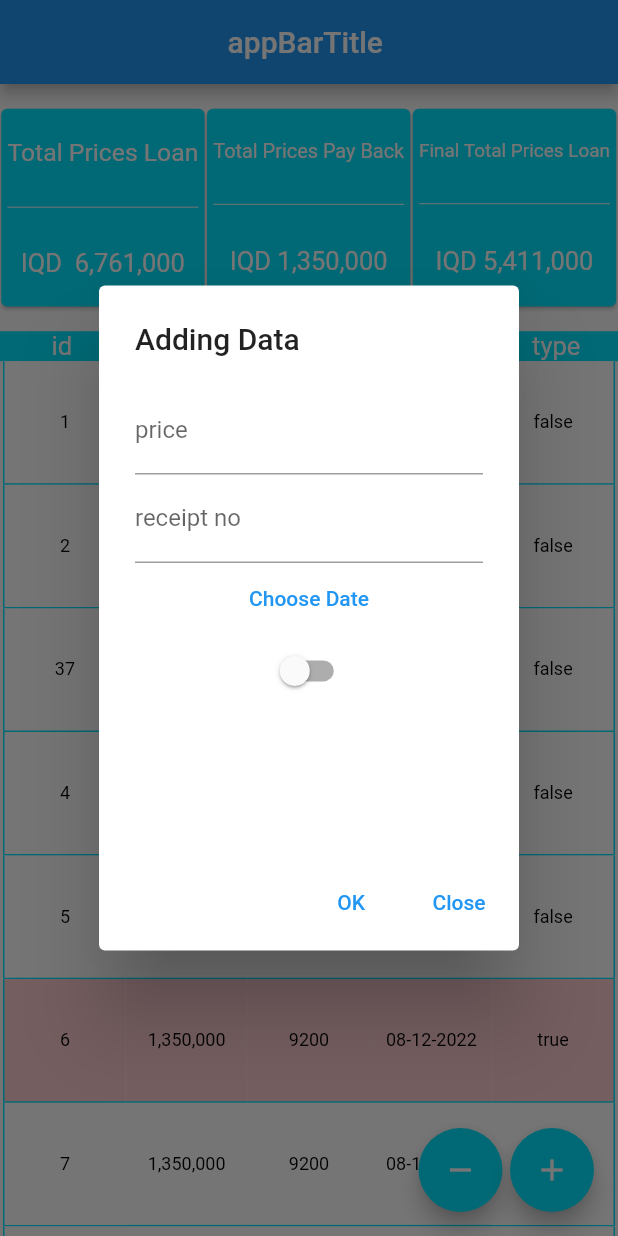
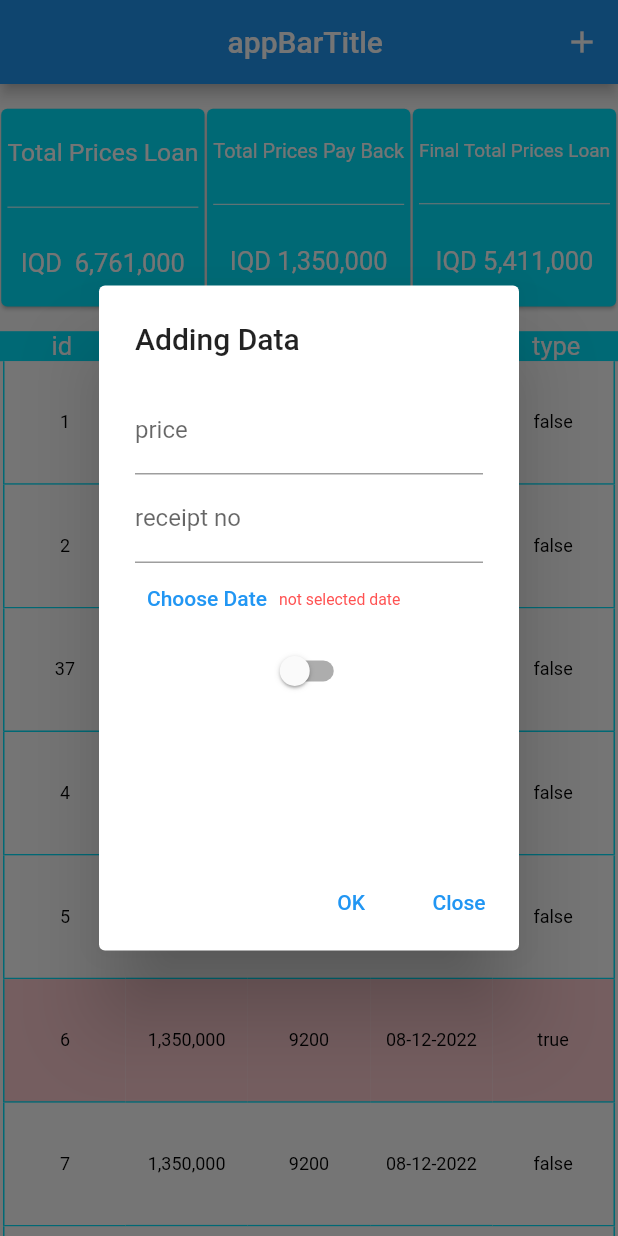
Before and after one commit to Mohamed-173/czCalculater, a Flutter app: the screen it shows after launch, after a tap on the "add" icon, on a phone screen of 412 x 824 dp. Run offline on Flutter 3.47's test engine with Material 2 defaults, Android fonts, the phone set to English and light mode, and no system bars; our stand-ins replace get.

Commit message:
v 0.0.9.9

```diff
--- a/lib/constant/const.dart
+++ b/lib/constant/const.dart
@@ -28,96 +28,62 @@ List<Map<String, dynamic>> calModel = [
     "price": 205000,
     "receipt": 9075,
     "date": now,
-    "type": false,
+    "type": "false",
   },
   {
     "id": 2,
     "price": 206000,
     "receipt": 9085,
     "date": now,
-    "type": false,
+    "type": "false",
   },
   {
     "id": 37,
     "price": 250000,
     "receipt": 9095,
     "date": now,
-    "type": false,
+    "type": "false",
   },
   {
     "id": 4,
     "price": 700000,
     "receipt": 9105,
     "date": now,
-    "type": false,
+    "type": "false",
   },
   {
     "id": 5,
     "price": 1350000,
     "receipt": 9200,
     "date": now,
-    "type": false,
+    "type": "false",
   },
   {
     "id": 6,
     "price": 1350000,
     "receipt": 9200,
     "date": now,
-    "type": true,
+    "type": "true",
   },
   {
     "id": 7,
     "price": 1350000,
     "receipt": 9200,
     "date": now,
-    "type": false,
+    "type": "false",
   },
   {
     "id": 8,
     "price": 1350000,
     "receipt": 9200,
     "date": now,
-    "type": false,
+    "type": "false",
   },
   {
     "id": 9,
     "price": 1350000,
     "receipt": 9200,
     "date": now,
-    "type": false,
+    "type": "false",
   },
 ];
-// var tmp = calModel;
-// void sor() {
-  //  tmp = calModel.sort((a, b) {
-  //   var adate = a['date']; //before -> var adate = a.expiry;
-  //   var bdate = b['date']; //var bdate = b.expiry;
-  //   return -adate.compareTo(bdate);
-  // });
-  // tmp = calModel as List<Map<String, dynamic>>;
-
-  // tmp.sort((a, b) {
-  //   var adate = a['price']; //before -> var adate = a.expiry;
-  //   var bdate = b['price']; //var bdate = b.expiry;
-  //   return -adate.compareTo(bdate);
-  // });
-//   for (final i in tmp) {
-//     print(i["price"]);
-//   }
-// }
-
-// List<int> totalPrices = [];
-// int sumer = 0;
-
-// // void sumPrice() {
-// //   for (final i in tmp) {
-// //     if (i["type"] == false) {
-// //       totalPrices.add(i["price"]);
-// //     }
-// //   }
-//   print(totalPrices);
-//   for (int x = 0; x < totalPrices.length; x++) {
-//     sumer = sumer + totalPrices[x];
-//   }
-//   print(sumer);
-// }
--- a/lib/controllers/calculator_controller.dart
+++ b/lib/controllers/calculator_controller.dart
@@ -1,8 +1,8 @@
 // import 'dart:js';
-import 'dart:math';
+// import 'dart:math';
 
 import 'package:czcalculator/constant/const.dart';
-import 'package:flutter/cupertino.dart';
+
 import 'package:flutter/material.dart';
 import 'package:get/get.dart';
 import 'package:intl/intl.dart';
@@ -20,27 +20,30 @@ class CalculatorController extends GetxController {
   double get finalTotalPriceLoan => _finalTotalPriceLoan;
 
   // just list of every reciept
-  RxList<Map<String, dynamic>> _tmp = RxList<Map<String, dynamic>>();
+  final RxList<Map<String, dynamic>> _tmp = RxList<Map<String, dynamic>>();
   RxList<Map<String, dynamic>> get tmp => _tmp;
   //
-  TextEditingController _priceController = TextEditingController();
+  final TextEditingController _priceController = TextEditingController();
   TextEditingController get priceController => _priceController;
 
   //
-  TextEditingController _receiptController = TextEditingController();
+  final TextEditingController _receiptController = TextEditingController();
   TextEditingController get receiptController => _receiptController;
 
   //
-  TextEditingController _dateController = TextEditingController();
+  final TextEditingController _dateController = TextEditingController();
   TextEditingController get dateController => _dateController;
 //
-  TextEditingController _typeController = TextEditingController();
+  final TextEditingController _typeController = TextEditingController();
   TextEditingController get typeController => _typeController;
   // true false for switch for variable
   RxBool get onChangetype => _onChangetype;
-  RxBool _onChangetype = false.obs;
+  final RxBool _onChangetype = false.obs;
 
 //
+  RxString get selectedDateTimeStringController =>
+      _selectedDateTimeStringController;
+  final RxString _selectedDateTimeStringController = ''.obs;
   var selectedDate = DateTime.now().obs;
 
   //
@@ -69,9 +72,15 @@ class CalculatorController extends GetxController {
     update();
   }
 
-  String NFormatter({int? number}) {
+  String nFormatter({int? number}) {
     NumberFormat myFormat = NumberFormat.decimalPattern('en_us');
     return myFormat.format(number);
+  }
+
+  void commonSum() {
+    finalTotalPricesLoan();
+    sumTotalLoan(_tmp);
+    sumTotalPayBack(_tmp);
   }
 
   void sumTotalLoan(List<Map<String, dynamic>> total) {
@@ -79,7 +88,7 @@ class CalculatorController extends GetxController {
     List<int> tempTotalPrices = [];
 
     for (final i in total) {
-      if (i["type"] == false) {
+      if (i["type"] == "false") {
         tempTotalPrices.add(i["price"]);
       }
     }
@@ -92,8 +101,6 @@ class CalculatorController extends GetxController {
   }
 
   void onSwitch(bool value) {
-    print(value);
-
     _onChangetype.value = !_onChangetype.value;
   }
 
@@ -103,7 +110,7 @@ class CalculatorController extends GetxController {
     List<int> tempTotalPrices = [];
 
     for (final i in total) {
-      if (i["type"] == true) {
+      if (i["type"] == "true") {
         tempTotalPrices.add(i["price"]);
       }
     }
@@ -125,18 +132,25 @@ class CalculatorController extends GetxController {
     _id++;
   }
 
+  void resetTempValues() {
+    priceController.clear();
+    typeController.clear();
+    receiptController.clear();
+    selectedDateTimeStringController.value = '';
+    onChangetype.value = false;
+  }
+
   int tt = 0;
   void addTemp({int? price, int? receipt, DateTime? selectdate, bool? type}) {
-    bool boolRandom = false;
-    tt++;
-    if (tt % 5 == 0) {
-      boolRandom = true;
-    } else {
-      boolRandom = false;
-    }
-    Random random = Random();
+    // bool boolRandom = false;
+    // tt++;
+    // if (tt % 5 == 0) {
+    //   boolRandom = true;
+    // } else {
+    //   boolRandom = false;
+    // }
+
     Map<String, dynamic> t = {};
-    print("$price ,$receipt,$selectdate,$type");
 
     if (price != null &&
         receipt != null &&
@@ -147,24 +161,23 @@ class CalculatorController extends GetxController {
         "price": price,
         "receipt": receipt,
         "date": selectdate,
-        "type": onChangetype,
+        "type": "$onChangetype",
       };
     } else {
-      t = {
-        "id": "${_id++}",
-        "price": random.nextInt(10000000) + 1000,
-        "receipt": random.nextInt(2000),
-        "date": DateTime.now(),
-        "type": boolRandom,
-      };
+      // t = {
+      //   "id": "${_id++}",
+      //   "price": random.nextInt(10000000) + 1000,
+      //   "receipt": random.nextInt(2000),
+      //   "date": DateTime.now(),
+      //   "type": boolRandom,
+      // };
     }
-    print(t);
+
     _tmp.add(t);
     update();
-    // print(tmp);
   }
 
-  void chooseDate(BuildContext context) async {
+  chooseDate(BuildContext context) async {
     DateTime? pickedDate = await showDatePicker(
       context: context,
       initialDate: selectedDate.value,
@@ -185,5 +198,9 @@ class CalculatorController extends GetxController {
       dateController.text = pickedDate.toString();
       selectedDate.value = pickedDate;
     }
+    if (pickedDate != null) {
+      selectedDateTimeStringController.value =
+          "  ${pickedDate.day}-${pickedDate.month}-${pickedDate.year} ";
+    }
   }
 }
--- a/lib/main.dart
+++ b/lib/main.dart
@@ -1,5 +1,6 @@
 import 'package:czcalculator/ui/home_page.dart';
 import 'package:flutter/material.dart';
+import 'package:get/get.dart';
 
 void main() {
   runApp(const MyApp());
@@ -10,12 +11,12 @@ class MyApp extends StatelessWidget {
 
   @override
   Widget build(BuildContext context) {
-    return MaterialApp(
+    return GetMaterialApp(
       title: 'Flutter Demo',
       theme: ThemeData(
         primarySwatch: Colors.blue,
       ),
-      home: const HomePage(),
+      home: HomePage(),
     );
   }
 }
--- /dev/null
+++ b/lib/toolbox/dimensions.dart
@@ -0,0 +1,12 @@
+import 'package:get/get.dart';
+
+class Dimensions {
+  // device height & width
+  static double screenHeight = Get.context!.height;
+  static double screenwidth = Get.context!.width;
+
+// heights
+  static double height60 = screenHeight * 0.60;
+  static double height10 = screenHeight / 78.109;
+  static double height15 = screenHeight / 52.07;
+}
--- a/lib/ui/home_page.dart
+++ b/lib/ui/home_page.dart
@@ -1,12 +1,17 @@
 import 'package:czcalculator/constant/const.dart';
 import 'package:czcalculator/controllers/calculator_controller.dart';
+import 'package:czcalculator/toolbox/dimensions.dart';
 import 'package:czcalculator/toolbox/toolbox.dart';
+// import 'package:czcalculator/widgets/big_text.dart';
 import 'package:flutter/material.dart';
 import 'package:get/get.dart';
 import 'package:intl/intl.dart';
 
+import '../widgets/small_text.dart';
+
 class HomePage extends StatelessWidget {
-  const HomePage({Key? key}) : super(key: key);
+  HomePage({Key? key}) : super(key: key);
+  final GlobalKey<FormState> _formKey = GlobalKey();
 
   @override
   Widget build(BuildContext context) {
@@ -49,16 +54,6 @@ class HomePage extends StatelessWidget {
                           "IQD ${formatter.format(controller.finalTotalPriceLoan)}",
                       context: context,
                     ),
-                    // topTitle(
-                    //   texttitle: "Total Prices",
-                    //   textcontent: "2500000",
-                    //   context: context,
-                    // ),
-                    // topTitle(
-                    //   texttitle: "Total Prices",
-                    //   textcontent: "2500000",
-                    //   context: context,
-                    // ),
                   ],
                 );
               }),
@@ -82,12 +77,12 @@ class HomePage extends StatelessWidget {
                   itemBuilder: (BuildContext context, int index) {
                     var col = Colors.cyanAccent.shade400;
                     var bCol = Colors.white;
-                    if (controller.tmp[index]["type"] == true) {
+                    if (controller.tmp[index]["type"] == "true") {
                       // col = Colors.red.shade100;
                       bCol = Colors.red.shade100;
                     } else {}
 
-                    return Container(
+                    return SizedBox(
                       height: getHeight(context, 10),
                       child: GestureDetector(
                         onLongPress: () {
@@ -102,8 +97,13 @@ class HomePage extends StatelessWidget {
                                     child: Column(
                                       children: [
                                         Text(
-                                            "We Removing the receipt  ID: ${controller.tmp[index]["id"]}  do you realy want it? \n"),
-                                        Row(
+                                          "We Removing the receipt  ID: ${controller.tmp[index]["id"]}  do you realy want it? \n",
+                                          style: const TextStyle(
+                                            overflow: TextOverflow.clip,
+                                          ),
+                                        ),
+                                        FittedBox(
+                                          child: Row(
                                             children: const [
                                               Text(" if yes then click"),
                                               Text(
@@ -115,10 +115,11 @@ class HomePage extends StatelessWidget {
                                               Text("  or else click "),
                                               Text(
                                                 " Close",
-                                              style:
-                                                  TextStyle(color: Colors.blue),
+                                                style: TextStyle(
+                                                    color: Colors.blue),
                                               ),
                                             ],
+                                          ),
                                         ),
                                       ],
                                     ),
@@ -194,7 +195,7 @@ class HomePage extends StatelessWidget {
                                   alignment: Alignment.center,
                                   // color: bCol,
                                   child: Text(
-                                    controller.NFormatter(
+                                    controller.nFormatter(
                                         number: controller.tmp[index]["price"]),
                                     style: contentstyle,
                                   ),
@@ -276,24 +277,16 @@ class HomePage extends StatelessWidget {
           ],
         ),
       ),
-      floatingActionButton: Row(
-        mainAxisAlignment: MainAxisAlignment.end,
-        children: [
-          FloatingActionButton(
-            backgroundColor: Colors.cyanAccent.shade400,
-            onPressed: () {
-              controller.addTemp();
-              controller.sumTotalLoan(controller.tmp);
-              controller.sumTotalPayBack(controller.tmp);
-              controller.finalTotalPricesLoan();
-            },
-            child: const Icon(Icons.remove),
-          ),
-          const SizedBox(width: 5),
-          FloatingActionButton(
-            backgroundColor: Colors.cyanAccent.shade400,
-            onPressed: () {
-              showDialog(
+    );
+  }
+
+  adding(
+    BuildContext context,
+  ) {
+    final controller = Get.find<CalculatorController>();
+    // String? selectedDate = '';
+
+    return showDialog(
         context: context,
         builder: (BuildContext context) {
           return AlertDialog(
@@ -301,26 +294,52 @@ class HomePage extends StatelessWidget {
             content: SizedBox(
               height: getHeight(context, 35),
               // width: Get.width.toPrecision(90),
+              child: Form(
+                key: _formKey,
                 child: Column(
                   children: [
                     TextFormField(
+                      validator: (String? value) {
+                        return value == "" ? "required" : null;
+                      },
                       controller: controller.priceController,
                       decoration: const InputDecoration(
                         labelText: "price",
                       ),
                     ),
                     TextFormField(
+                      validator: (String? value) {
+                        return value == "" ? "required" : null;
+                      },
                       controller: controller.receiptController,
                       decoration: const InputDecoration(
                         labelText: "receipt no",
                       ),
                     ),
+                    Row(children: [
                       TextButton(
                         onPressed: () {
                           controller.chooseDate(context);
                         },
                         child: const Text("Choose Date"),
                       ),
+                      FittedBox(
+                        fit: BoxFit.fitWidth,
+                        child: Obx(
+                          (() => SmallText(
+                                text: controller
+                                        .selectedDateTimeStringController
+                                        .isEmpty
+                                    ? "not selected date"
+                                    : controller
+                                        .selectedDateTimeStringController.value
+                                        .toString(),
+                                color: Colors.redAccent,
+                                size: Dimensions.height10,
+                              )),
+                        ),
+                      ),
+                    ]),
                     Obx(
                       () => Switch(
                           value: controller.onChangetype.value,
@@ -331,24 +350,30 @@ class HomePage extends StatelessWidget {
                   ],
                 ),
               ),
+            ),
             actions: [
               TextButton(
                 onPressed: () {
+                  if (_formKey.currentState!.validate()) {
+                    ScaffoldMessenger.of(context).showSnackBar(
+                        const SnackBar(content: Text('Processing Data')));
+                  } else {
+                    return;
+                  }
                   controller.addTemp(
-                              price: int.tryParse(
-                                  controller.priceController.value.text),
-                              receipt: int.tryParse(
-                                  controller.receiptController.value.text),
-                              selectdate: DateTime.tryParse(
-                                  controller.dateController.value.text),
-                              type:
-                                  controller.typeController.value.text == "true"
+                    price: int.tryParse(controller.priceController.value.text),
+                    receipt:
+                        int.tryParse(controller.receiptController.value.text),
+                    selectdate:
+                        DateTime.tryParse(controller.dateController.value.text),
+                    type: controller.typeController.value.text == "true"
                         ? true
                         : false,
                   );
-                            controller.sumTotalLoan(controller.tmp);
-                            controller.sumTotalPayBack(controller.tmp);
-                            controller.finalTotalPricesLoan();
+
+                  controller.commonSum();
+                  controller.resetTempValues();
+                  Navigator.of(context).pop();
                 },
                 child: const Text("OK"),
               ),
@@ -361,12 +386,6 @@ class HomePage extends StatelessWidget {
             ],
           );
         });
-            },
-            child: const Icon(Icons.add),
-          ),
-        ],
-      ),
-    );
   }
 
   Expanded middleTitle({String textTitle = "MeddleTitle"}) {
@@ -424,5 +443,13 @@ class HomePage extends StatelessWidget {
           "appBarTitle ",
         ),
         centerTitle: true,
+        actions: [
+          IconButton(
+            onPressed: () {
+              adding(Get.context!);
+            },
+            icon: const Icon(Icons.add),
+          ),
+        ],
       );
 }
--- /dev/null
+++ b/lib/widgets/small_text.dart
@@ -0,0 +1,28 @@
+import 'package:flutter/material.dart';
+
+class SmallText extends StatelessWidget {
+  Color? color;
+  String? text;
+  double? size;
+  TextOverflow? textOverFlow;
+
+  SmallText({
+    Key? key,
+    this.color = const Color(0X0022577A),
+    required this.text,
+    this.size = 10,
+    this.textOverFlow = TextOverflow.ellipsis,
+  }) : super(key: key);
+
+  @override
+  Widget build(BuildContext context) {
+    return Text(
+      text ?? "BigText",
+      style: TextStyle(
+        color: color,
+        fontSize: size,
+        overflow: textOverFlow,
+      ),
+    );
+  }
+}
```
Also changed, not shown: lib/widgets/big_text.dart (added, +28 -0 lines). Lines whose indentation alone changed are shown as unchanged.
